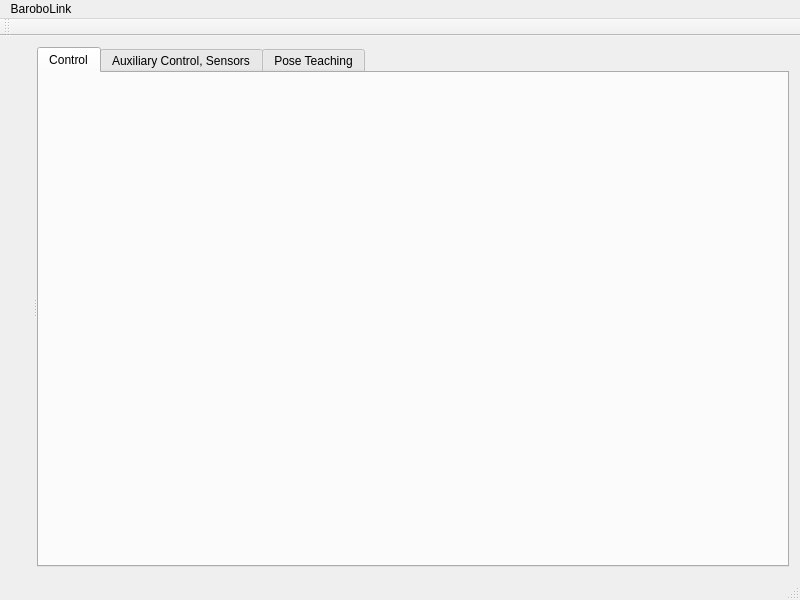
Old version of the form mainwindow.ui in the repository harrishancock/QtBaroboLink.
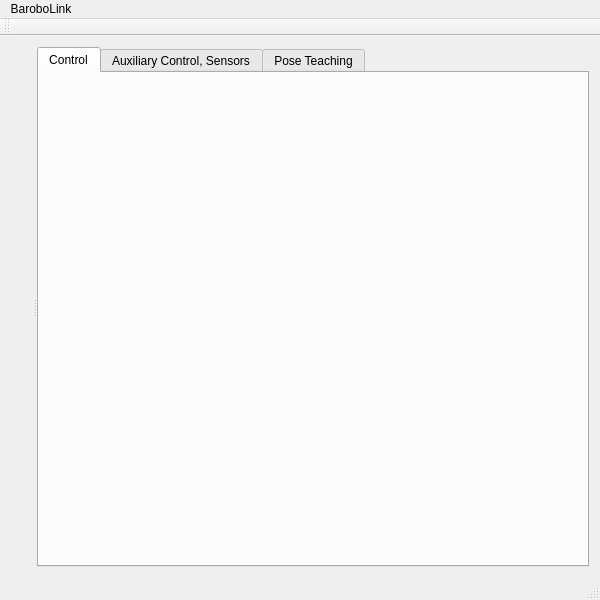
New version of the form.

Commit message: Removed acceleration dialog from control panel

The edit to the form file:
```diff
--- a/mainwindow.ui
+++ b/mainwindow.ui
@@ -6,7 +6,7 @@
    <rect>
     <x>0</x>
     <y>0</y>
-    <width>800</width>
+    <width>600</width>
     <height>600</height>
    </rect>
   </property>
@@ -64,7 +64,7 @@
     <rect>
      <x>0</x>
      <y>0</y>
-     <width>800</width>
+     <width>600</width>
      <height>20</height>
     </rect>
    </property>
```
The commit also changes 3 other files.
